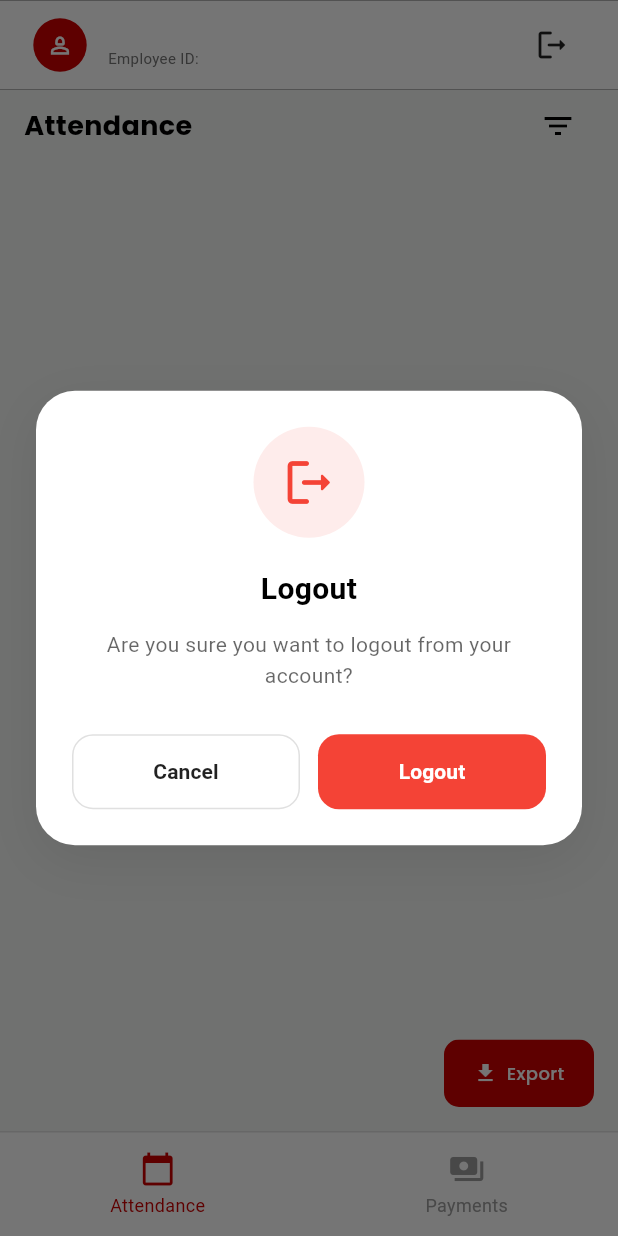
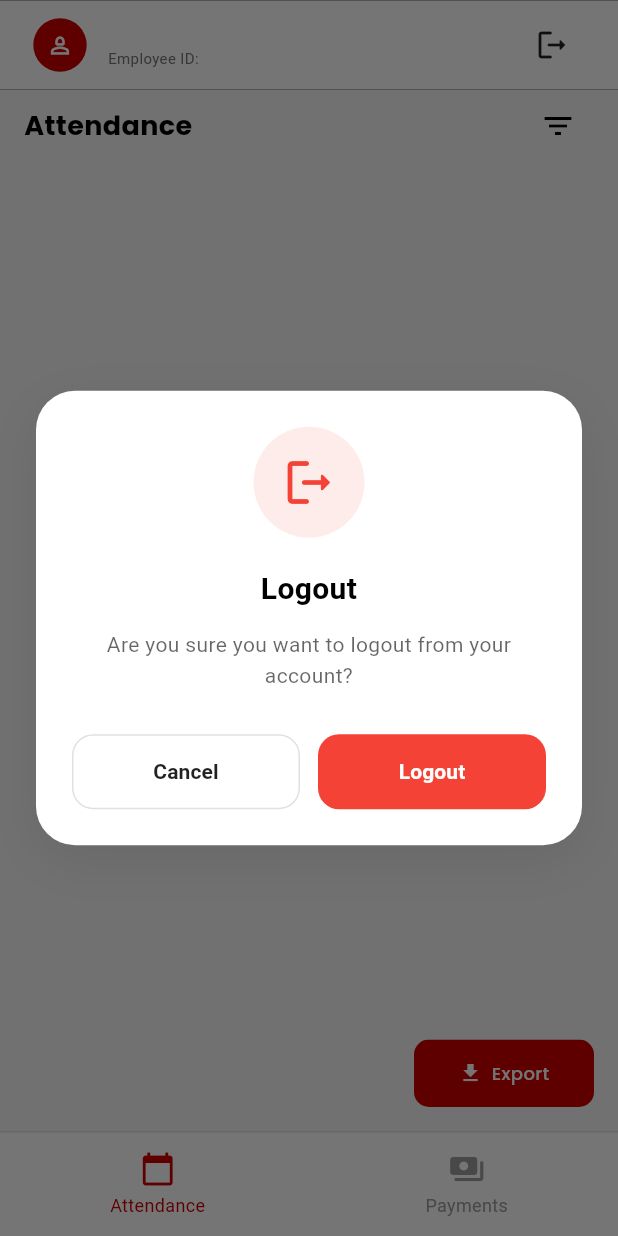
Before and after one commit to HimanshuSwami-Developer/Takedat_System, a Flutter app: the AttendanceScreen screen opened by its route, after a tap on the "logout" icon, on a phone screen of 412 x 824 dp. Run offline on Flutter 3.47's test engine with Material 3 defaults, Android fonts, the phone set to English and light mode, and no system bars; our stand-ins replace bloc, flutter_bloc, go_router, google_fonts, image_picker, pdf and 4 more; missing offline and left inert: dart:html, google_mlkit_text_recognition; accounts and stored records are empty.

Commit message:
fixes in suthentication and add button

```diff
--- a/lib/repository/auth_repo.dart
+++ b/lib/repository/auth_repo.dart
@@ -1,3 +1,4 @@
+import 'package:flutter/material.dart';
 import 'package:supabase_flutter/supabase_flutter.dart';
 import '../constant/session_keys.dart';
 import '../constant/session_manager.dart';
@@ -136,5 +137,7 @@ class AuthRepository {
   Future<void> logout() async {
     await supabase.auth.signOut();
     await SessionManager.clear();
+    PaintingBinding.instance.imageCache.clear();
+    PaintingBinding.instance.imageCache.clearLiveImages();
   }
 }
--- a/lib/repository/employee_compliance_repo.dart
+++ b/lib/repository/employee_compliance_repo.dart
@@ -96,7 +96,7 @@ class EmployeeComplianceRepository {
           true,
         ).eq(
           'role',
-          'user',
+          'employee',
         );
 
     /// =====================================================
--- a/lib/screens/attendance/ui/attendance_screen.dart
+++ b/lib/screens/attendance/ui/attendance_screen.dart
@@ -23,6 +23,9 @@ import 'package:takedat_app/screens/attendance/widgets/manage_attendance.dart';
 import 'package:takedat_app/screens/attendance/widgets/manage_shift.dart';
 import 'package:takedat_app/screens/attendance/widgets/weekly_rota_download_btn.dart';
 
+import 'package:takedat_app/repository/user_repo.dart';
+import 'package:takedat_app/screens/auth/register/bloc/register_bloc.dart';
+import 'package:takedat_app/screens/auth/register/ui/register.dart';
 import 'package:takedat_app/screens/auth/widget/custom_button.dart';
 import 'package:takedat_app/screens/auth/widget/custom_outlined_button.dart';
 import 'package:takedat_app/screens/auth/widget/custom_textfield.dart';
@@ -84,22 +87,50 @@ class _AttendanceScreenState extends State<AttendanceScreen> {
     return Scaffold(
       backgroundColor: const Color(0xFFF4F7F5),
       floatingActionButton: role != "admin"
-          ?
-          SizedBox(
-            width: 100,
+          ? SizedBox(
+              width: 120,
               child: CustomButton(
                 text: "Export",
-
                 icon: Icons.download,
-
                 isFullWidth: false,
-
                 onTap: () async {
                   await attendanceRepository.exportAttendanceCsv();
                 },
               ),
             )
-          : const WeeklyRotaDownloadButton(),
+          : Column(
+              mainAxisSize: MainAxisSize.min,
+              crossAxisAlignment: CrossAxisAlignment.end,
+              children: [
+                /// ADD EMPLOYEE
+                SizedBox(
+                  height: 50,
+                  width: 180,
+                  child: CustomButton(
+                    text: "Add Employee",
+                    icon: Icons.person_add,
+                    onTap: () {
+                      Navigator.push(
+                        context,
+                        MaterialPageRoute(
+                          builder: (_) => BlocProvider(
+                            create: (_) => RegisterBloc(UserRepository()),
+                            child: RegisterScreen(
+                              onComplete: () => Navigator.pop(context),
+                            ),
+                          ),
+                        ),
+                      );
+                    },
+                  ),
+                ),
+
+                const SizedBox(height: 10),
+
+                /// WEEKLY ROTA
+                const WeeklyRotaDownloadButton(),
+              ],
+            ),
       body: Padding(
         padding: const EdgeInsets.symmetric(horizontal: 16),
 
@@ -279,6 +310,8 @@ class _AttendanceScreenState extends State<AttendanceScreen> {
                         ),
                       ],
                     ),
+
+                    const SizedBox(height: 8),
                    ],
                 ),
 
--- a/lib/screens/mainLayout/main_layout.dart
+++ b/lib/screens/mainLayout/main_layout.dart
@@ -158,11 +158,15 @@ class MainLayout extends StatelessWidget {
                 );
 
                 if (confirm == true) {
-                  /// LOGOUT
+                  /// SIGN OUT
                   await Supabase.instance.client.auth.signOut();
 
                   /// CLEAR LOCAL SESSION
                   await SessionManager.clear();
+
+                  /// CLEAR IMAGE CACHE
+                  PaintingBinding.instance.imageCache.clear();
+                  PaintingBinding.instance.imageCache.clearLiveImages();
 
                   context.go(MyRoutes.loginScreen);
                 }
```
Also changed, not shown: lib/repository/user_repo.dart (+18 -9 lines), lib/screens/auth/register/ui/register.dart (+52 -6 lines), lib/splash_screen.dart (+16 -4 lines), 1 other file. Lines whose indentation alone changed are shown as unchanged.
